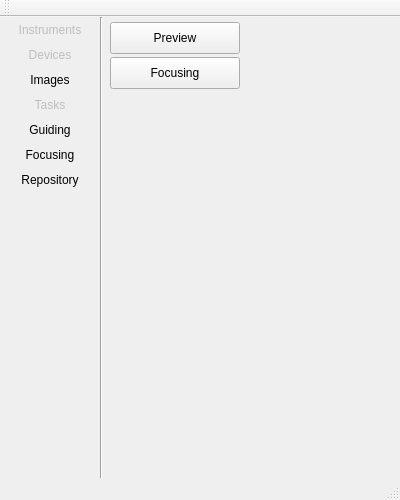
Old version of the form snowgui/snowgui/snowgui/mainwindow.ui in the repository AndreasFMueller/AstroPhotography.
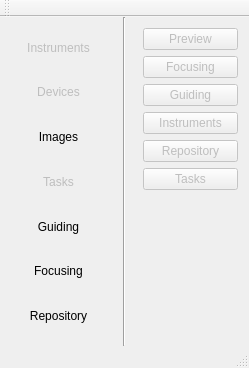
New version of the form.

The edit to the form file:
```diff
--- a/snowgui/snowgui/snowgui/mainwindow.ui
+++ b/snowgui/snowgui/snowgui/mainwindow.ui
@@ -9,8 +9,8 @@
    <rect>
     <x>0</x>
     <y>0</y>
-    <width>400</width>
-    <height>500</height>
+    <width>249</width>
+    <height>368</height>
    </rect>
   </property>
   <property name="sizePolicy">
@@ -21,14 +21,14 @@
   </property>
   <property name="minimumSize">
    <size>
-    <width>400</width>
-    <height>500</height>
+    <width>0</width>
+    <height>0</height>
    </size>
   </property>
   <property name="maximumSize">
    <size>
-    <width>400</width>
-    <height>500</height>
+    <width>16777215</width>
+    <height>16777215</height>
    </size>
   </property>
   <property name="windowTitle">
@@ -44,40 +44,27 @@
    <property name="locale">
     <locale language="C" country="AnyCountry"/>
    </property>
-   <widget class="QLabel" name="devicesLabel">
-    <property name="enabled">
-     <bool>false</bool>
+   <layout class="QHBoxLayout" name="horizontalLayout">
+    <property name="leftMargin">
+     <number>0</number>
     </property>
-    <property name="geometry">
-     <rect>
-      <x>5</x>
-      <y>30</y>
-      <width>90</width>
-      <height>15</height>
-     </rect>
+    <property name="topMargin">
+     <number>0</number>
     </property>
-    <property name="autoFillBackground">
-     <bool>false</bool>
+    <property name="rightMargin">
+     <number>0</number>
     </property>
-    <property name="text">
-     <string>Devices</string>
+    <property name="bottomMargin">
+     <number>0</number>
     </property>
-    <property name="alignment">
-     <set>Qt::AlignCenter</set>
-    </property>
-   </widget>
+    <item>
+     <widget class="QWidget" name="servicesWidget" native="true">
+      <layout class="QVBoxLayout" name="verticalLayout">
+       <item>
    <widget class="QLabel" name="instrumentsLabel">
     <property name="enabled">
      <bool>false</bool>
     </property>
-    <property name="geometry">
-     <rect>
-      <x>5</x>
-      <y>5</y>
-      <width>90</width>
-      <height>16</height>
-     </rect>
-    </property>
     <property name="frameShape">
      <enum>QFrame::NoFrame</enum>
     </property>
@@ -94,18 +81,38 @@
      <number>-1</number>
     </property>
    </widget>
+       </item>
+       <item>
+        <widget class="QLabel" name="devicesLabel">
+         <property name="enabled">
+          <bool>false</bool>
+         </property>
+         <property name="autoFillBackground">
+          <bool>false</bool>
+         </property>
+         <property name="text">
+          <string>Devices</string>
+         </property>
+         <property name="alignment">
+          <set>Qt::AlignCenter</set>
+         </property>
+        </widget>
+       </item>
+       <item>
+        <widget class="QLabel" name="imagesLabel">
+         <property name="text">
+          <string>Images</string>
+         </property>
+         <property name="alignment">
+          <set>Qt::AlignCenter</set>
+         </property>
+        </widget>
+       </item>
+       <item>
    <widget class="QLabel" name="tasksLabel">
     <property name="enabled">
      <bool>false</bool>
     </property>
-    <property name="geometry">
-     <rect>
-      <x>5</x>
-      <y>80</y>
-      <width>90</width>
-      <height>16</height>
-     </rect>
-    </property>
     <property name="text">
      <string>Tasks</string>
     </property>
@@ -113,15 +120,9 @@
      <set>Qt::AlignCenter</set>
     </property>
    </widget>
+       </item>
+       <item>
    <widget class="QLabel" name="guidingLabel">
-    <property name="geometry">
-     <rect>
-      <x>5</x>
-      <y>105</y>
-      <width>90</width>
-      <height>16</height>
-     </rect>
-    </property>
     <property name="text">
      <string>Guiding</string>
     </property>
@@ -129,15 +130,9 @@
      <set>Qt::AlignCenter</set>
     </property>
    </widget>
+       </item>
+       <item>
    <widget class="QLabel" name="focusingLabel">
-    <property name="geometry">
-     <rect>
-      <x>5</x>
-      <y>130</y>
-      <width>90</width>
-      <height>16</height>
-     </rect>
-    </property>
     <property name="text">
      <string>Focusing</string>
     </property>
@@ -145,31 +140,9 @@
      <set>Qt::AlignCenter</set>
     </property>
    </widget>
-   <widget class="QLabel" name="imagesLabel">
-    <property name="geometry">
-     <rect>
-      <x>5</x>
-      <y>55</y>
-      <width>90</width>
-      <height>16</height>
-     </rect>
-    </property>
-    <property name="text">
-     <string>Images</string>
-    </property>
-    <property name="alignment">
-     <set>Qt::AlignCenter</set>
-    </property>
-   </widget>
+       </item>
+       <item>
    <widget class="QLabel" name="repositoryLabel">
-    <property name="geometry">
-     <rect>
-      <x>5</x>
-      <y>155</y>
-      <width>90</width>
-      <height>16</height>
-     </rect>
-    </property>
     <property name="text">
      <string>Repository</string>
     </property>
@@ -177,48 +150,97 @@
      <set>Qt::AlignCenter</set>
     </property>
    </widget>
+       </item>
+      </layout>
+     </widget>
+    </item>
+    <item>
    <widget class="Line" name="servicesseparatorLine">
-    <property name="geometry">
-     <rect>
-      <x>100</x>
-      <y>0</y>
-      <width>3</width>
-      <height>500</height>
-     </rect>
-    </property>
     <property name="orientation">
      <enum>Qt::Vertical</enum>
     </property>
    </widget>
+    </item>
+    <item>
+     <widget class="QWidget" name="appsWidget" native="true">
+      <layout class="QGridLayout" name="gridLayout">
+       <item row="0" column="0">
    <widget class="QPushButton" name="appPreviewButton">
     <property name="enabled">
-     <bool>true</bool>
-    </property>
-    <property name="geometry">
-     <rect>
-      <x>110</x>
-      <y>5</y>
-      <width>130</width>
-      <height>32</height>
-     </rect>
+          <bool>false</bool>
     </property>
     <property name="text">
      <string>Preview</string>
     </property>
    </widget>
+       </item>
+       <item row="1" column="0">
    <widget class="QPushButton" name="appFocusingButton">
-    <property name="geometry">
-     <rect>
-      <x>110</x>
-      <y>40</y>
-      <width>130</width>
-      <height>32</height>
-     </rect>
+         <property name="enabled">
+          <bool>false</bool>
     </property>
     <property name="text">
      <string>Focusing</string>
     </property>
    </widget>
+       </item>
+       <item row="6" column="0">
+        <spacer name="verticalSpacer">
+         <property name="orientation">
+          <enum>Qt::Vertical</enum>
+         </property>
+         <property name="sizeHint" stdset="0">
+          <size>
+           <width>20</width>
+           <height>40</height>
+          </size>
+         </property>
+        </spacer>
+       </item>
+       <item row="3" column="0">
+        <widget class="QPushButton" name="appInstrumentsButton">
+         <property name="enabled">
+          <bool>false</bool>
+         </property>
+         <property name="text">
+          <string>Instruments</string>
+         </property>
+        </widget>
+       </item>
+       <item row="2" column="0">
+        <widget class="QPushButton" name="appGuidingButton">
+         <property name="enabled">
+          <bool>false</bool>
+         </property>
+         <property name="text">
+          <string>Guiding</string>
+         </property>
+        </widget>
+       </item>
+       <item row="4" column="0">
+        <widget class="QPushButton" name="appRepositoryButton">
+         <property name="enabled">
+          <bool>false</bool>
+         </property>
+         <property name="text">
+          <string>Repository</string>
+         </property>
+        </widget>
+       </item>
+       <item row="5" column="0">
+        <widget class="QPushButton" name="appTasksButton">
+         <property name="enabled">
+          <bool>false</bool>
+         </property>
+         <property name="text">
+          <string>Tasks</string>
+         </property>
+        </widget>
+       </item>
+      </layout>
+     </widget>
+    </item>
+   </layout>
   </widget>
   <widget class="QMenuBar" name="menuBar">
    <property name="geometry">
```
Left out of the diff: 2 changed lines with no effect on the pictures. Lines whose indentation alone changed are shown as unchanged.
